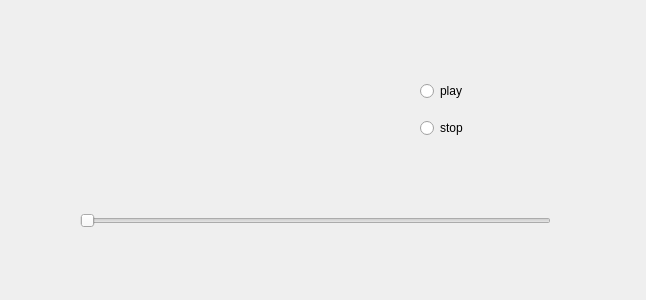
Qt form guiForScript.ui (ioadeer/audioplayer) before a commit.
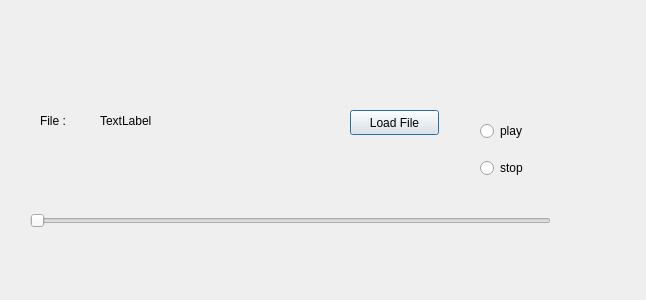
The same form after that commit.

```diff
--- a/guiForScript.ui
+++ b/guiForScript.ui
@@ -16,9 +16,9 @@
   <widget class="QWidget" name="verticalLayoutWidget">
    <property name="geometry">
     <rect>
-     <x>420</x>
-     <y>70</y>
-     <width>160</width>
+     <x>480</x>
+     <y>110</y>
+     <width>71</width>
      <height>80</height>
     </rect>
    </property>
@@ -42,9 +42,9 @@
   <widget class="QSlider" name="readPoint">
    <property name="geometry">
     <rect>
-     <x>80</x>
+     <x>30</x>
      <y>190</y>
-     <width>471</width>
+     <width>521</width>
      <height>61</height>
     </rect>
    </property>
@@ -52,6 +52,45 @@
     <enum>Qt::Horizontal</enum>
    </property>
   </widget>
+  <widget class="QPushButton" name="pushButtonLoadFile">
+   <property name="geometry">
+    <rect>
+     <x>350</x>
+     <y>110</y>
+     <width>89</width>
+     <height>25</height>
+    </rect>
+   </property>
+   <property name="text">
+    <string>Load File</string>
+   </property>
+  </widget>
+  <widget class="QLabel" name="label">
+   <property name="geometry">
+    <rect>
+     <x>40</x>
+     <y>110</y>
+     <width>41</width>
+     <height>21</height>
+    </rect>
+   </property>
+   <property name="text">
+    <string>File :</string>
+   </property>
+  </widget>
+  <widget class="QLabel" name="labelFileName">
+   <property name="geometry">
+    <rect>
+     <x>100</x>
+     <y>110</y>
+     <width>231</width>
+     <height>21</height>
+    </rect>
+   </property>
+   <property name="text">
+    <string>TextLabel</string>
+   </property>
+  </widget>
  </widget>
  <resources/>
  <connections/>
```
